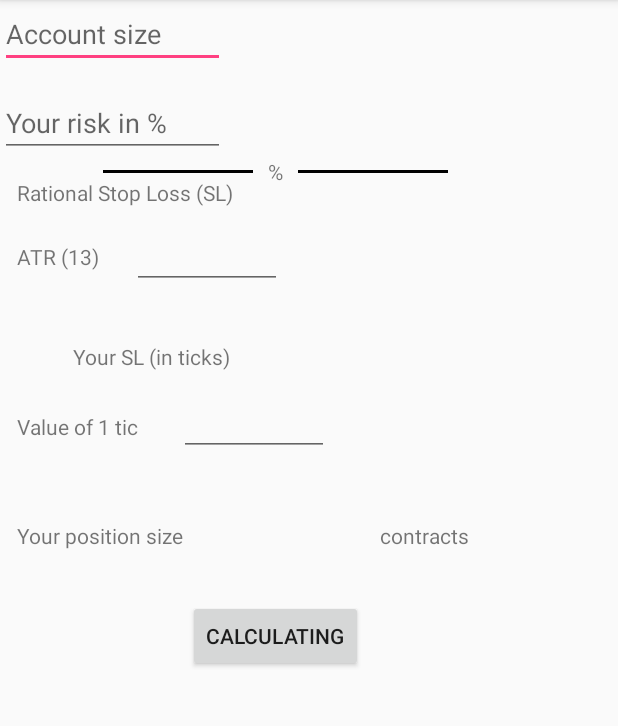
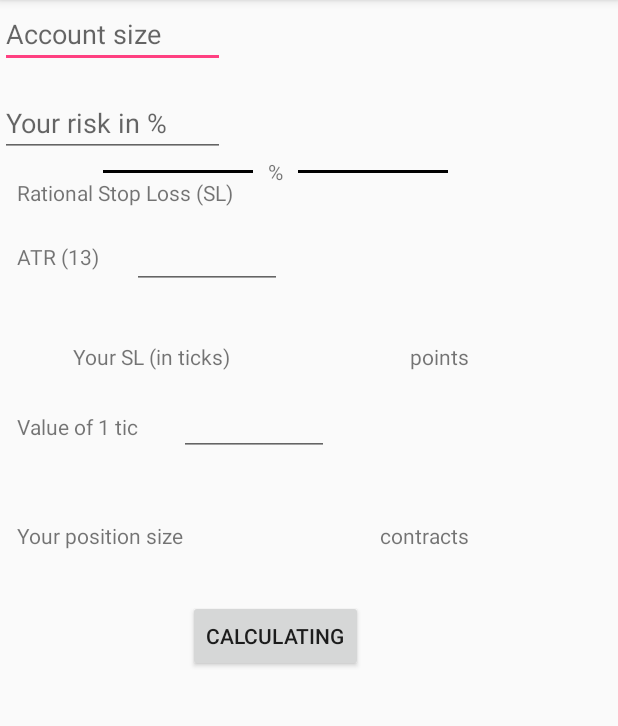
Before and after one commit to Lukczap/TradersDiary, an Android app: the PositionSize screen opened directly, with no data from a screen before it, after a tap on "CALCULATING", on a phone screen of 412 x 824 dp, the part 84-810 px from its top. Run offline under Robolectric (Android 15) with nearby library versions, the phone set to English and light mode, and no system bars.

Commit message:
Create calculating size position button - add value of SL

```diff
--- a/app/src/main/java/tradersdiary/lukapplication/tradersdiary/PositionSize.java
+++ b/app/src/main/java/tradersdiary/lukapplication/tradersdiary/PositionSize.java
@@ -5,6 +5,9 @@ import android.os.Bundle;
 import android.view.View;
 import android.widget.Button;
 import android.widget.EditText;
+import android.widget.TextView;
+
+import org.w3c.dom.Text;
 
 public class PositionSize extends AppCompatActivity {
 
@@ -13,14 +16,8 @@ public class PositionSize extends AppCompatActivity {
     EditText atrEditText;
     EditText valueOfTickEditText;
     Button  calculatingButton;
-
-
-    private void calculating(View view){
-
- accountSizeEditText.getText();
-        riskEditText.getText();
-
-    }
+    TextView textView8;
+    TextView stopTextView;
 
     @Override
     protected void onCreate(Bundle savedInstanceState) {
@@ -32,6 +29,34 @@ public class PositionSize extends AppCompatActivity {
         atrEditText = (EditText)findViewById(R.id.atrEditText);
         valueOfTickEditText = (EditText)findViewById(R.id.valueOfTickEditText);
         calculatingButton = (Button)findViewById(R.id.calculatingButton);
+        textView8 = (TextView)findViewById(R.id.textView8);
+        stopTextView = (TextView)findViewById(R.id.stopTextView);
+
+        calculatingButton.setOnClickListener(new View.OnClickListener() {
+            @Override
+            public void onClick(View view) {
+
+
+
+                try {
+
+                    String account = accountSizeEditText.getText().toString();
+                    String risk = riskEditText.getText().toString();
+                    String atr = atrEditText.getText().toString();
+                    String tickValue = valueOfTickEditText.getText().toString();
+
+                    double calculate = Double.parseDouble(account) * (Double.parseDouble(risk) * 0.01);
+                    double tickResult = Double.parseDouble(atr) * 2;
+
+                    textView8.setText(String.valueOf(calculate));
+
+                } catch (Exception e){
+                }
+
+            }
+        });
+
+
 
 
 
--- a/app/src/main/res/layout/position_size.xml
+++ b/app/src/main/res/layout/position_size.xml
@@ -166,5 +166,21 @@
             android:onClick="calculating"
             android:text="calculating" />
 
+        <TextView
+            android:id="@+id/stopTextView"
+            android:layout_width="wrap_content"
+            android:layout_height="wrap_content"
+            android:layout_alignTop="@+id/slTextView"
+            android:layout_toEndOf="@+id/atrEditText" />
+
+        <TextView
+            android:id="@+id/textView4"
+            android:layout_width="wrap_content"
+            android:layout_height="wrap_content"
+            android:layout_alignBottom="@+id/stopTextView"
+            android:layout_alignStart="@+id/textView9"
+            android:layout_marginStart="20dp"
+            android:text="points" />
+
     </RelativeLayout>
 </android.support.constraint.ConstraintLayout>
```
